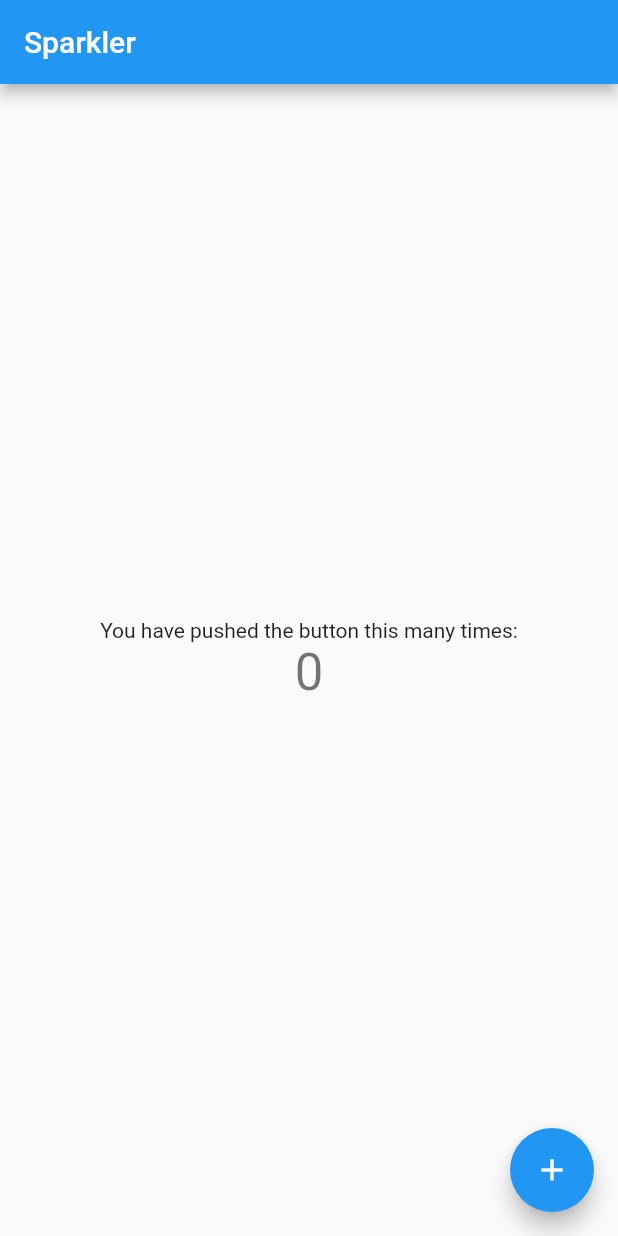
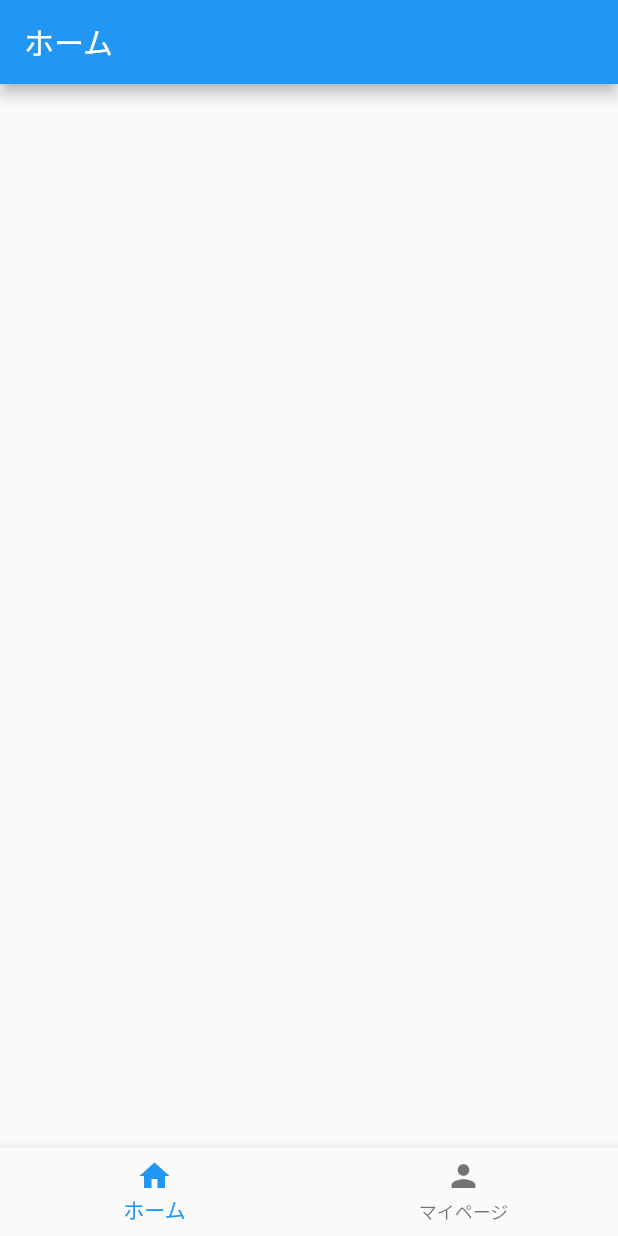
Before and after one commit to ShoyaSuzuki-bst/sparkler, a Flutter app: the screen it shows after launch, on a phone screen of 412 x 824 dp. Run offline on Flutter 3.47's test engine with Material 2 defaults, Android fonts, the phone set to English and light mode, and no system bars.

Commit message:
ベースページ作成

```diff
--- a/lib/main.dart
+++ b/lib/main.dart
@@ -1,4 +1,5 @@
 import 'package:flutter/material.dart';
+import 'package:sparkler/pages/base_page.dart';
 
 void main() {
   runApp(const MyApp());
@@ -14,7 +15,7 @@ class MyApp extends StatelessWidget {
       theme: ThemeData(
         primarySwatch: Colors.blue,
       ),
-      home: const MyHomePage(title: 'Sparkler'),
+      home: BasePage(),
     );
   }
 }
--- /dev/null
+++ b/lib/pages/base_page.dart
@@ -0,0 +1,82 @@
+import 'package:flutter/material.dart';
+import 'package:sparkler/pages/home.dart';
+import 'package:sparkler/pages/user_page.dart';
+
+class BasePage extends StatefulWidget {
+  @override
+  _BasePageState createState() => _BasePageState();
+}
+
+class _BasePageState extends State<BasePage> {
+  int _index = 0;
+  String _title = 'スパークラー';
+  List _titleList = [];
+
+  final PageController _pageController = PageController();
+
+  @override
+  void initState() {
+    super.initState();
+    setState(() {
+      _titleList = [
+        'ホーム',
+        'マイページ'
+      ];
+      _title = 'ホーム';
+    });
+  }
+
+  @override
+  Widget build(BuildContext context) {
+    return GestureDetector(
+      onTap: () {
+        FocusScope.of(context).unfocus();
+      },
+      child: Scaffold(
+        appBar: AppBar(
+          title: Text(_title),
+        ),
+        body: PageView(
+          physics: const NeverScrollableScrollPhysics(),
+          controller: _pageController,
+          onPageChanged: (int index) {
+            setState(() {
+              _index = index;
+              _title = _titleList[index];
+            });
+          },
+          children: const [
+            Home(),
+            UserPage(),
+          ]
+        ),
+        bottomNavigationBar: Column(
+          mainAxisAlignment: MainAxisAlignment.end,
+          mainAxisSize: MainAxisSize.min,
+          children: <Widget> [
+            BottomNavigationBar(
+              onTap: (int index) { // define animation
+                _pageController.animateToPage(
+                  index,
+                  duration: const Duration(milliseconds: 10),
+                  curve: Curves.ease
+                );
+              },
+              currentIndex: _index,
+              items: const [
+                BottomNavigationBarItem( // call each bottom item
+                  icon: Icon(Icons.home),
+                  label: 'ホーム',
+                ),
+                BottomNavigationBarItem( // call each bottom item
+                  icon: Icon(Icons.person),
+                  label: 'マイページ',
+                ),
+              ],
+            ),
+          ],
+        ),
+      ),
+    );
+  }
+}
--- /dev/null
+++ b/lib/pages/home.dart
@@ -0,0 +1,12 @@
+import 'package:flutter/material.dart';
+
+class Home extends StatelessWidget {
+  const Home({ Key? key }) : super(key: key);
+
+  @override
+  Widget build(BuildContext context) {
+    return Container(
+
+    );
+  }
+}
--- /dev/null
+++ b/lib/pages/user_page.dart
@@ -0,0 +1,12 @@
+import 'package:flutter/material.dart';
+
+class UserPage extends StatelessWidget {
+  const UserPage({ Key? key }) : super(key: key);
+
+  @override
+  Widget build(BuildContext context) {
+    return Container(
+
+    );
+  }
+}
```
